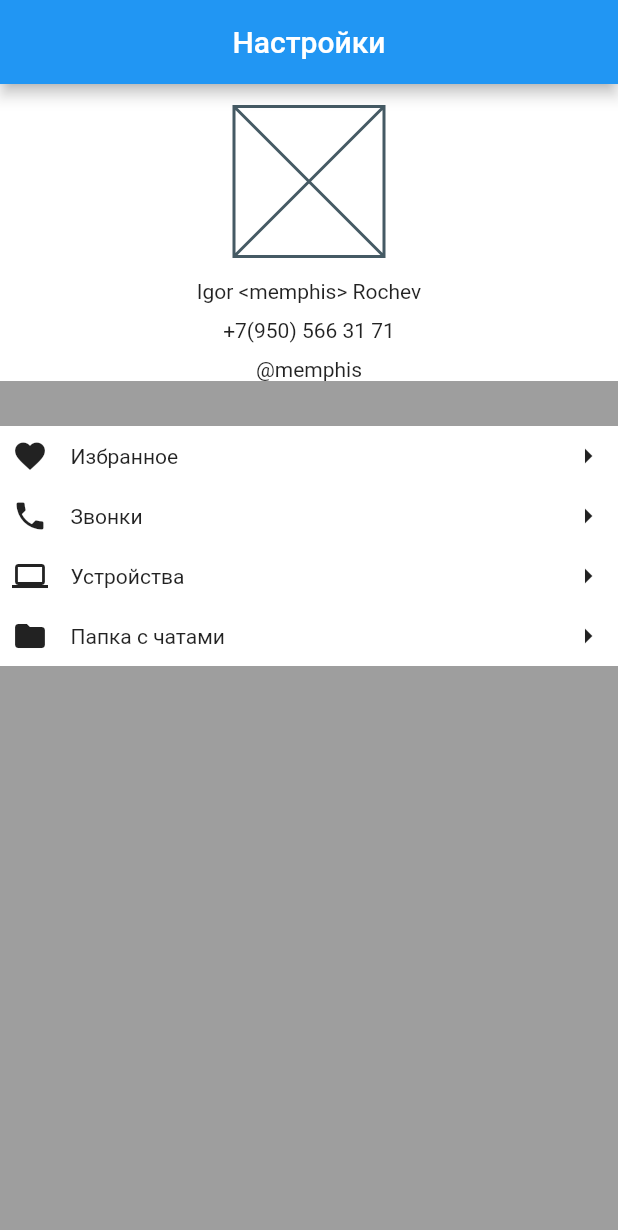
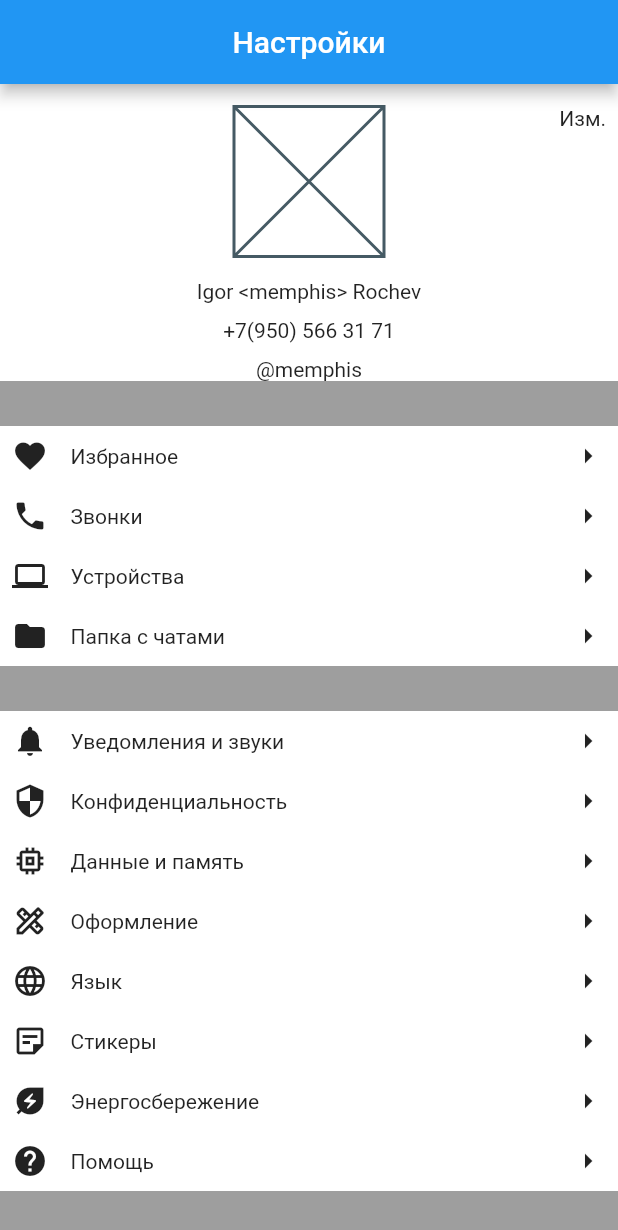
Before and after one commit to memphis-cloud/flutter_layout, a Flutter app: the screen it shows after launch, on a phone screen of 412 x 824 dp. Shown: the top 1230 px of the screen. Run offline on Flutter 3.47's test engine with Material 2 defaults, Android fonts, the phone set to English and light mode, and no system bars.

Commit message:
finished the layout of the tg profile

```diff
--- a/flutter_application_1/lib/widgets/user_profile.dart
+++ b/flutter_application_1/lib/widgets/user_profile.dart
@@ -3,11 +3,22 @@ import 'package:flutter/material.dart';
 class UserProfile extends StatelessWidget {
   UserProfile({super.key});
 
-  List<MenuRowData> MenuRow = [
+  List<MenuRowData> MenuRow1 = [
     MenuRowData(Icons.favorite, "Избранное"),
     MenuRowData(Icons.phone, "Звонки"),
     MenuRowData(Icons.computer, "Устройства"),
     MenuRowData(Icons.folder, "Папка с чатами"),
+  ];
+
+  List<MenuRowData> MenuRow2 = [
+    MenuRowData(Icons.notifications, "Уведомления и звуки"),
+    MenuRowData(Icons.security, "Конфиденциальность"),
+    MenuRowData(Icons.memory, "Данные и память"),
+    MenuRowData(Icons.design_services_outlined, "Оформление"),
+    MenuRowData(Icons.language, "Язык"),
+    MenuRowData(Icons.sticky_note_2_outlined, "Стикеры"),
+    MenuRowData(Icons.energy_savings_leaf, "Энергосбережение"),
+    MenuRowData(Icons.help, "Помощь"),
   ];
 
   @override
@@ -19,7 +30,9 @@ class UserProfile extends StatelessWidget {
       body: Container(
         width: double.infinity,
         color: Colors.grey,
-        child: Column(
+        child: ListView(
+          children: [
+            Column(
               mainAxisAlignment: MainAxisAlignment.start,
               crossAxisAlignment: CrossAxisAlignment.center,
               children: [
@@ -27,7 +40,13 @@ class UserProfile extends StatelessWidget {
                 SizedBox(
                   height: 30,
                 ),
-            _MenuWidget(MenuRow: MenuRow),
+                _MenuWidget(MenuRow: MenuRow1),
+                SizedBox(
+                  height: 30,
+                ),
+                _MenuWidget(MenuRow: MenuRow2),
+              ],
+            )
           ],
         ),
       ),
@@ -40,7 +59,9 @@ class UserInfo extends StatelessWidget {
 
   @override
   Widget build(BuildContext context) {
-    return Container(
+    return Stack(
+      children: [
+        Container(
           width: double.infinity,
           color: Colors.white,
           child: Column(
@@ -63,6 +84,13 @@ class UserInfo extends StatelessWidget {
               UserLogin(),
             ],
           ),
+        ),
+        Positioned(
+          top: 15,
+          right: 8,
+          child: Text('Изм.'),
+        ),
+      ],
     );
   }
 }
```
Lines whose indentation alone changed are shown as unchanged.
